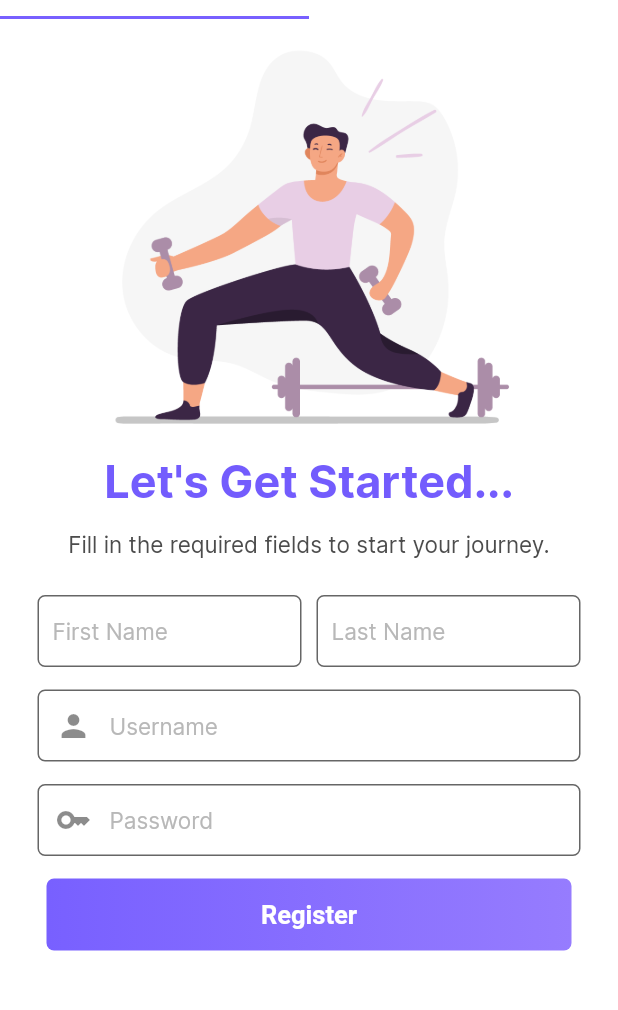
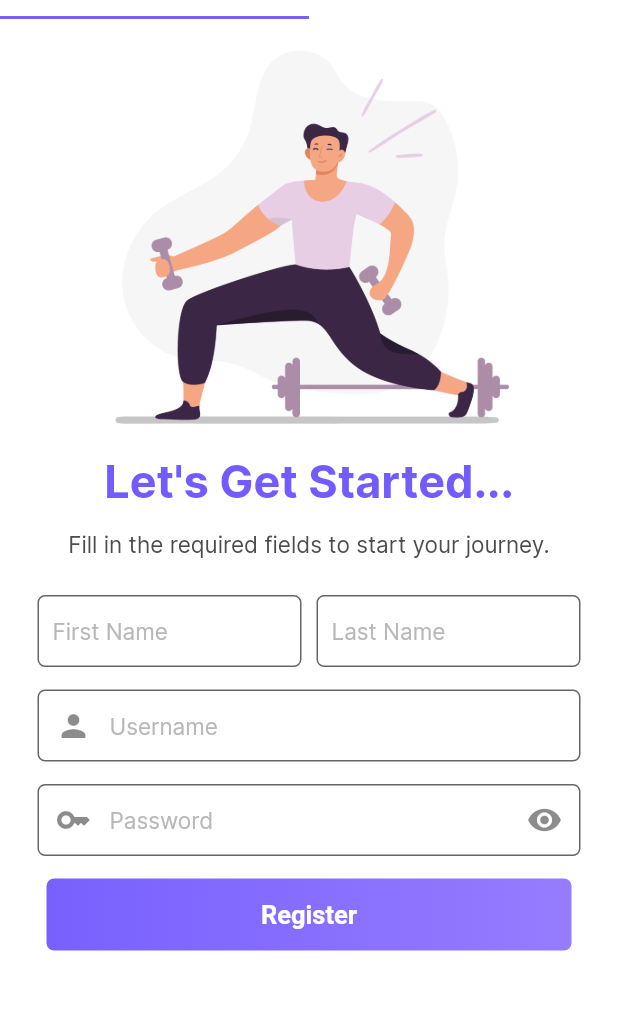
Before and after one commit to AmeeraAlotaibi/capstone_frontend, a Flutter app: the screen it shows after launch, on a phone screen of 412 x 824 dp, the part 92-1102 px from its top. Run offline on Flutter 3.47's test engine with Material 2 defaults, Android fonts, the phone set to English and light mode, and no system bars; our stand-ins replace dio, flutter_rating_bar, font_awesome_flutter, go_router, image_picker, shared_preferences; accounts and stored records are empty.

Commit message:
added password visibility to register page

```diff
--- a/lib/pages/tabs/register_tab.dart
+++ b/lib/pages/tabs/register_tab.dart
@@ -5,15 +5,25 @@ import 'package:flutter/material.dart';
 import 'package:go_router/go_router.dart';
 import 'package:provider/provider.dart';
 
-class RegisterTab extends StatelessWidget {
+class RegisterTab extends StatefulWidget {
   RegisterTab({Key? key}) : super(key: key);
 
+  @override
+  State<RegisterTab> createState() => _RegisterTabState();
+}
+
+class _RegisterTabState extends State<RegisterTab> {
   var _firstName = TextEditingController();
+
   var _lastName = TextEditingController();
+
   var _username = TextEditingController();
+
   var _password = TextEditingController();
+
   GlobalKey<FormState> _formKey = GlobalKey<FormState>();
 
+  bool isPasswordVisible = true;
   @override
   Widget build(BuildContext context) {
     return Scaffold(
@@ -127,6 +137,7 @@ class RegisterTab extends StatelessWidget {
                     ),
                     // **** password ****
                     TextFormField(
+                      obscureText: isPasswordVisible,
                       controller: _password,
                       validator: (value) {
                         if (value!.isEmpty) {
@@ -137,9 +148,19 @@ class RegisterTab extends StatelessWidget {
                       },
                       onSaved: (value) =>
                           _password = value! as TextEditingController,
-                      decoration: const InputDecoration(
-                        prefixIcon: Icon(Icons.key),
+                      decoration: InputDecoration(
+                        prefixIcon: const Icon(Icons.key),
                         hintText: "Password",
+                        suffixIcon: IconButton(
+                          onPressed: () {
+                            setState(() {
+                              isPasswordVisible = !isPasswordVisible;
+                            });
+                          },
+                          icon: isPasswordVisible
+                              ? const Icon(Icons.visibility)
+                              : const Icon(Icons.visibility_off),
+                        ),
                       ),
                     ),
                     const SizedBox(
```
Also changed, not shown: lib/pages/tabs/login_tab.dart (+4 -3 lines).
